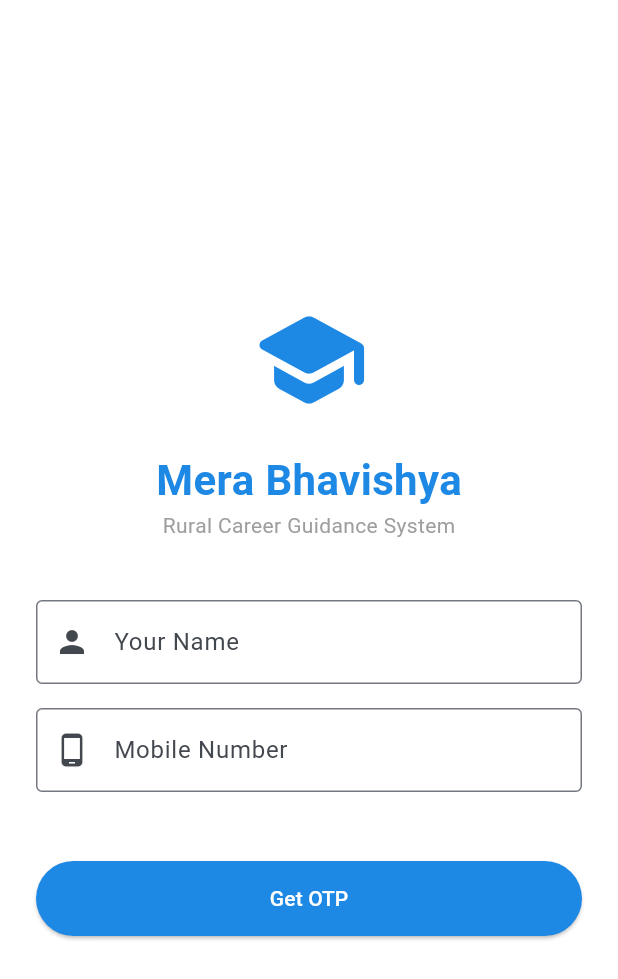
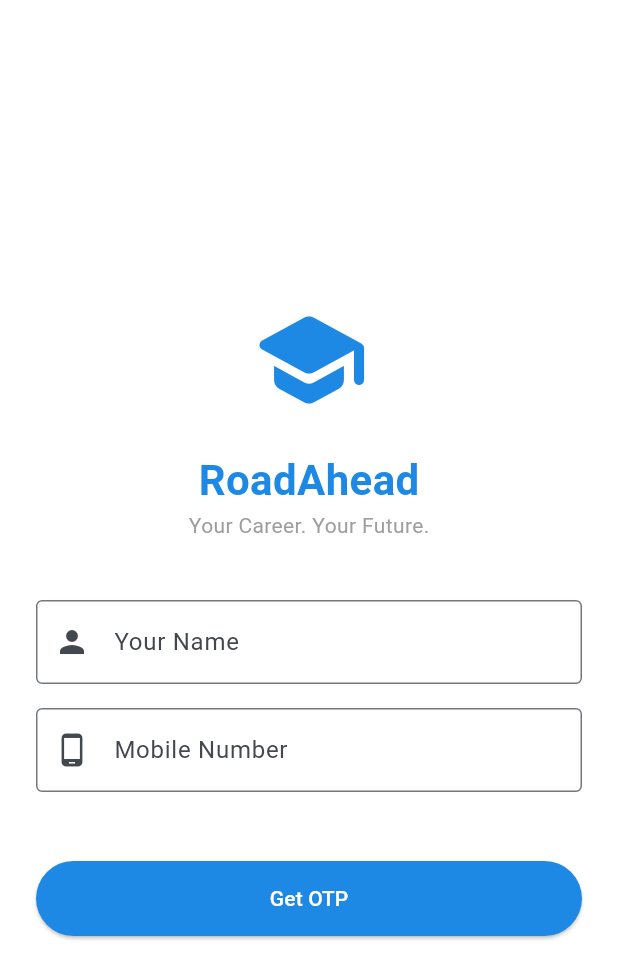
Before and after one commit to devp-with-V/flutterproject1, a Flutter app: the screen it shows after launch, on a phone screen of 412 x 824 dp. Shown: the top 979 px of the screen. Run offline on Flutter 3.47's test engine with Material 3 defaults, Android fonts, the phone set to English and light mode, and no system bars.

Commit message:
feat: Initialize Flutter application with `RoadAhead` branding, implement OTP authentication, and add UI/UX guide documentation.

```diff
--- a/lib/main.dart
+++ b/lib/main.dart
@@ -14,7 +14,7 @@ class CareerGuideApp extends StatelessWidget {
   @override
   Widget build(BuildContext context) {
     return MaterialApp(
-      title: 'Rural Path',
+      title: 'RoadAhead',
       debugShowCheckedModeBanner: false,
       theme: AppTheme.lightTheme(),
       home: const AuthScreen(),
--- a/lib/screens/auth_screen.dart
+++ b/lib/screens/auth_screen.dart
@@ -68,7 +68,7 @@ class _AuthScreenState extends State<AuthScreen> {
               ),
               const SizedBox(height: 20),
               const Text(
-                "Mera Bhavishya",
+                "RoadAhead",
                 style: TextStyle(
                   fontSize: 28,
                   fontWeight: FontWeight.bold,
@@ -76,7 +76,7 @@ class _AuthScreenState extends State<AuthScreen> {
                 ),
               ),
               const Text(
-                "Rural Career Guidance System",
+                "Your Career. Your Future.",
                 style: TextStyle(color: Colors.grey),
               ),
               const SizedBox(height: 40),
```
Also changed, not shown: 3 other files.
